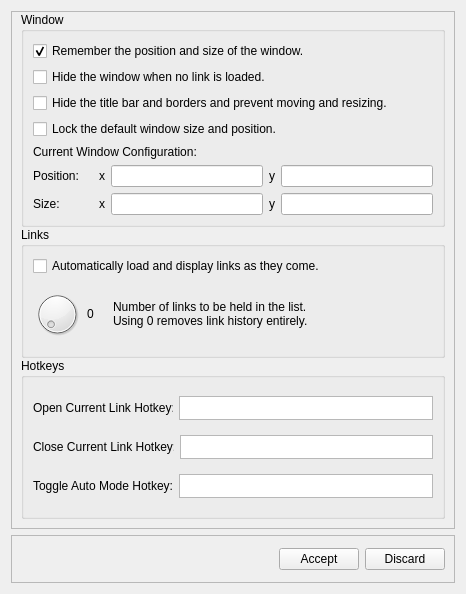
cyrushanlon/TS3LinkViewer, file LinkViewer/settingsdialog.ui: the form before one commit.
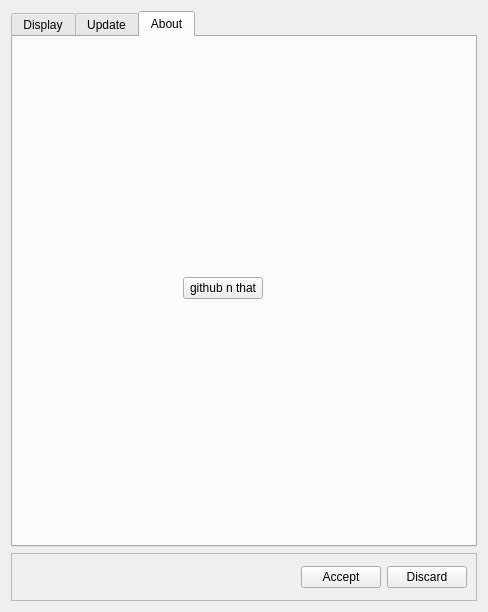
The form after the commit. The open tabs and pages were chosen to show the change.

Commit message: Added tabs to settings

The edit to the form file:
```diff
--- a/LinkViewer/settingsdialog.ui
+++ b/LinkViewer/settingsdialog.ui
@@ -9,8 +9,8 @@
    <rect>
     <x>0</x>
     <y>0</y>
-    <width>466</width>
-    <height>594</height>
+    <width>488</width>
+    <height>612</height>
    </rect>
   </property>
   <property name="sizePolicy">
@@ -25,6 +25,16 @@
   <property name="windowTitle">
    <string>Dialog</string>
   </property>
+  <layout class="QVBoxLayout" name="verticalLayout_7">
+   <item>
+    <widget class="QTabWidget" name="tabWidget">
+     <property name="currentIndex">
+      <number>0</number>
+     </property>
+     <widget class="QWidget" name="tab_1">
+      <attribute name="title">
+       <string>Display</string>
+      </attribute>
   <layout class="QVBoxLayout" name="verticalLayout">
    <item>
     <widget class="QScrollArea" name="scrollArea">
@@ -40,7 +50,7 @@
         <x>0</x>
         <y>0</y>
         <width>446</width>
-        <height>520</height>
+            <height>493</height>
        </rect>
       </property>
       <layout class="QVBoxLayout" name="verticalLayout_2">
@@ -375,6 +385,33 @@
         </layout>
        </item>
       </layout>
+         </widget>
+        </widget>
+       </item>
+      </layout>
+     </widget>
+     <widget class="QWidget" name="tab">
+      <attribute name="title">
+       <string>Update</string>
+      </attribute>
+     </widget>
+     <widget class="QWidget" name="tab_2">
+      <attribute name="title">
+       <string>About</string>
+      </attribute>
+      <widget class="QPushButton" name="pushButton">
+       <property name="geometry">
+        <rect>
+         <x>170</x>
+         <y>240</y>
+         <width>80</width>
+         <height>22</height>
+        </rect>
+       </property>
+       <property name="text">
+        <string>github n that</string>
+       </property>
+      </widget>
      </widget>
     </widget>
    </item>
```
Lines whose indentation alone changed are shown as unchanged. The commit also changes 2 other files.
